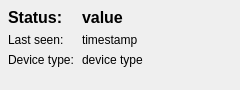
KLZ-0/ICP-project, file src/gui/dashboard_item.ui: the form before one commit.
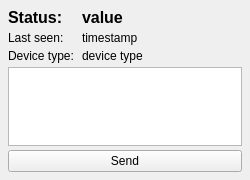
The form after the commit.

Commit message: Add send option to dashboard item

The edit to the form file:
```diff
--- a/src/gui/dashboard_item.ui
+++ b/src/gui/dashboard_item.ui
@@ -6,14 +6,14 @@
    <rect>
     <x>0</x>
     <y>0</y>
-    <width>240</width>
-    <height>90</height>
+       <width>250</width>
+       <height>180</height>
    </rect>
   </property>
   <property name="minimumSize">
    <size>
-    <width>240</width>
-    <height>90</height>
+          <width>250</width>
+          <height>180</height>
    </size>
   </property>
   <property name="windowTitle">
@@ -23,6 +23,9 @@
    <property name="horizontalSpacing">
     <number>8</number>
    </property>
+         <property name="verticalSpacing">
+             <number>4</number>
+         </property>
    <property name="leftMargin">
     <number>8</number>
    </property>
@@ -86,6 +89,16 @@
      </property>
     </widget>
    </item>
+         <item row="3" column="0" colspan="2">
+             <widget class="QPlainTextEdit" name="plainTextEdit"/>
+         </item>
+         <item row="4" column="0" colspan="2">
+             <widget class="QPushButton" name="sendButton">
+                 <property name="text">
+                     <string>Send</string>
+                 </property>
+             </widget>
+         </item>
   </layout>
  </widget>
  <resources/>
```
Lines whose indentation alone changed are shown as unchanged. The commit also changes 5 other files.
